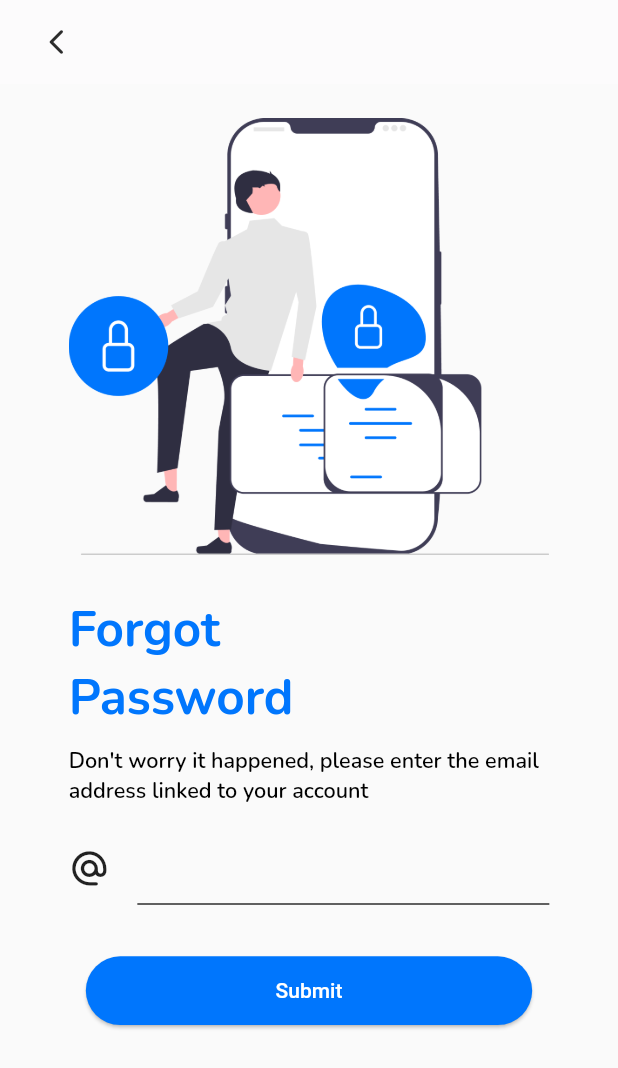
After one commit to rhenaldariendra/Pubsconnect-Android, a Flutter app: the screen it shows after launch, after a tap on "Get Started", after a tap on "Forgot Password?", on a phone screen of 412 x 824 dp. The commit adds this screen. Shown: the top 1068 px of the screen. Run offline on Flutter 3.47's test engine with Material 2 defaults, Android fonts, the phone set to English and light mode, and no system bars; our stand-ins replace cloud_firestore, firebase_auth, firebase_core, flutter_screenutil, geolocator; accounts and stored records are empty; network calls fail.

Commit message:
forgot passwrod function, dialog error, success, confirmation

```diff
--- /dev/null
+++ b/lib/auth/forgot_password.dart
@@ -0,0 +1,133 @@
+import 'package:firebase_auth/firebase_auth.dart';
+import 'package:flutter/material.dart';
+import 'package:flutter/src/widgets/framework.dart';
+import 'package:flutter/src/widgets/placeholder.dart';
+import 'package:flutter_screenutil/flutter_screenutil.dart';
+import 'package:thesis_pubsconnect/auth/signin.dart';
+import 'package:thesis_pubsconnect/component/dialog_alert.dart';
+import 'package:thesis_pubsconnect/component/dialog_success.dart';
+import 'package:thesis_pubsconnect/component/text_field_with_logo.dart';
+
+class ForgotPassword extends StatefulWidget {
+  const ForgotPassword({super.key});
+
+  @override
+  State<ForgotPassword> createState() => _ForgotPasswordState();
+}
+
+class _ForgotPasswordState extends State<ForgotPassword> {
+  CustomTextFieldLogo email = CustomTextFieldLogo(iconPath: Icons.alternate_email_rounded);
+
+  Future submitPasswordChange() async {
+    try {
+      await FirebaseAuth.instance.sendPasswordResetEmail(email: email.getText().trim());
+      // ignore: use_build_context_synchronously
+      showDialog(
+        context: context,
+        builder: (context) {
+          return DialogSuccess(
+            destination: const SignIn(),
+            imagePath: 'assets/images/image_5.png',
+            message: 'Password reset request has been sent to email ${email.getText().trim()}',
+          );
+        },
+      );
+    } on FirebaseAuthException catch (e) {
+      print(e);
+      showDialog(
+        context: context,
+        builder: (context) {
+          return DialogAlert(
+            ctx: context,
+            placeholder: 'Invalid email, no user record with email ${email.getText().trim()}',
+            imagePath: 'assets/images/exit.png',
+          );
+        },
+      );
+    }
+  }
+
+  @override
+  Widget build(BuildContext context) {
+    return Scaffold(
+      appBar: AppBar(
+        centerTitle: true,
+        surfaceTintColor: Colors.transparent,
+        backgroundColor: const Color.fromRGBO(252, 251, 252, 1),
+        leading: Builder(
+          builder: (context) => IconButton(
+            onPressed: () => Navigator.of(context).pop(),
+            icon: Container(
+              margin: EdgeInsets.only(left: 17.w),
+              child: const Icon(
+                Icons.arrow_back_ios_new_rounded,
+                size: 20,
+                weight: 10,
+              ),
+            ),
+          ),
+        ),
+      ),
+      body: ListView(
+        shrinkWrap: true,
+        padding: EdgeInsets.symmetric(horizontal: 40.w),
+        children: [
+          Column(
+            crossAxisAlignment: CrossAxisAlignment.start,
+            children: [
+              Container(
+                margin: EdgeInsets.only(top: 20.w),
+                child: Image.asset(
+                  'assets/images/image_4.png',
+                  // width: 276.w,
+                ),
+              ),
+              SizedBox(
+                height: 24.w,
+              ),
+              SizedBox(
+                width: 150.w,
+                child: Text(
+                  'Forgot Password',
+                  style: TextStyle(
+                    fontFamily: 'Nunito',
+                    fontWeight: FontWeight.w700,
+                    fontSize: 32.sp,
+                    color: Theme.of(context).colorScheme.primary,
+                  ),
+                ),
+              ),
+              SizedBox(
+                height: 8.w,
+              ),
+              Text(
+                "Don't worry it happened, please enter the email address linked to your account",
+                style: Theme.of(context).textTheme.labelSmall,
+              ),
+              SizedBox(
+                height: 16.w,
+              ),
+            ],
+          ),
+          email,
+          SizedBox(
+            height: 30.w,
+          ),
+          Center(
+            child: Container(
+              width: 260.w,
+              height: 40.w,
+              child: ElevatedButton(
+                onPressed: submitPasswordChange,
+                style: ElevatedButton.styleFrom(
+                  padding: EdgeInsets.zero,
+                ),
+                child: Text('Submit'),
+              ),
+            ),
+          ),
+        ],
+      ),
+    );
+  }
+}
--- a/lib/auth/signin.dart
+++ b/lib/auth/signin.dart
@@ -1,6 +1,7 @@
 import 'package:flutter/material.dart';
 import 'package:flutter_screenutil/flutter_screenutil.dart';
 import 'package:thesis_pubsconnect/component/sign_form.dart';
+import 'package:thesis_pubsconnect/component/text_field.dart';
 
 class SignIn extends StatelessWidget {
   const SignIn({super.key});
--- a/lib/component/dialog_alert.dart
+++ b/lib/component/dialog_alert.dart
@@ -48,6 +48,7 @@ class DialogAlert extends StatelessWidget {
               shape: RoundedRectangleBorder(
                 borderRadius: BorderRadius.circular(7.w),
               ),
+              backgroundColor: Theme.of(context).colorScheme.error,
             ),
             onPressed: () {
               Navigator.pop(ctx);
--- a/lib/component/sidebar.dart
+++ b/lib/component/sidebar.dart
@@ -58,7 +58,7 @@ class _SidebarrState extends State<Sidebarr> {
     SessionProvider sessionProvider = Provider.of<SessionProvider>(context, listen: false);
     print('Logout');
     sessionProvider.clearSession();
-    Navigator.push(
+    Navigator.pushReplacement(
       context,
       MaterialPageRoute(builder: (context) => const SignIn()),
     );
--- a/lib/component/sign_form.dart
+++ b/lib/component/sign_form.dart
@@ -2,6 +2,7 @@ import 'package:firebase_auth/firebase_auth.dart';
 import 'package:flutter/material.dart';
 import 'package:flutter_screenutil/flutter_screenutil.dart';
 import 'package:provider/provider.dart';
+import 'package:thesis_pubsconnect/auth/forgot_password.dart';
 import 'package:thesis_pubsconnect/auth/signin.dart';
 import 'package:thesis_pubsconnect/auth/signup.dart';
 import 'package:thesis_pubsconnect/component/dialog_alert.dart';
@@ -44,25 +45,39 @@ class _SignFormState extends State<SignForm> {
     String phoneText = phone.getText();
     bool checkError = false;
 
-    String placeholder = 'Please make sure you enter a valid';
+    String placeholder = 'Please make sure you enter all fields available';
 
     if (emailText.trim().isEmpty) {
       checkError = true;
-      placeholder += ' email';
+      // placeholder += ' email';
     }
     if (nameText.trim().isEmpty) {
-      if (checkError == true) {
-        placeholder += ',';
-      }
+      // if (checkError == true) {
+      //   placeholder += ',';
+      // }
       checkError = true;
-      placeholder += ' name';
+      // placeholder += ' name';
     }
     if (passwordText.trim().isEmpty) {
-      if (checkError == true) {
-        placeholder += ',';
-      }
+      // if (checkError == true) {
+      //   placeholder += ',';
+      // }
       checkError = true;
-      placeholder += ' password';
+      // placeholder += ' password';
+    }
+    if (genderText.trim().isEmpty) {
+      // if (checkError == true) {
+      //   placeholder += ',';
+      // }
+      checkError = true;
+      // placeholder += ' password';
+    }
+    if (phoneText.trim().isEmpty) {
+      // if (checkError == true) {
+      //   placeholder += ',';
+      // }
+      checkError = true;
+      // placeholder += ' password';
     }
 
     if (checkError) {
@@ -106,12 +121,12 @@ class _SignFormState extends State<SignForm> {
         sessionProvider.setUser(userModels);
         Navigator.push(context, MaterialPageRoute(builder: (context) => const HomeScreen()));
       }
-    } catch (error) {
+    } on FirebaseAuthException catch (error) {
       showDialog(
         context: context,
         builder: (ctx) => DialogAlert(
           ctx: ctx,
-          placeholder: error,
+          placeholder: error.message.toString(),
           imagePath: 'assets/images/exit.png',
         ),
       );
@@ -347,12 +362,18 @@ class _SignFormState extends State<SignForm> {
         email,
         password,
         Container(
-          margin: EdgeInsets.only(top: 16.w, bottom: 24.w),
+          margin: EdgeInsets.only(bottom: 10.w),
           width: double.infinity,
           alignment: Alignment.centerRight,
-          child: Text(
-            'Forgot Password?',
-            style: Theme.of(context).textTheme.headlineSmall,
+          child: TextButton(
+            onPressed: () {
+              Navigator.of(context).push(MaterialPageRoute(builder: (ctx) => ForgotPassword()));
+            },
+            style: TextButton.styleFrom(
+              padding: EdgeInsets.zero,
+              textStyle: Theme.of(context).textTheme.headlineSmall,
+            ),
+            child: const Text('Forgot Password?'),
           ),
         ),
         Container(
@@ -385,7 +406,6 @@ class _SignFormState extends State<SignForm> {
                   ),
                   TextButton(
                     onPressed: () {
-                      // Navigator.of(context).pop();
                       Navigator.of(context).pushReplacement(MaterialPageRoute(builder: (ctx) => const SignUp()));
                     },
                     child: Text(
--- /dev/null
+++ b/lib/component/text_field_with_logo.dart
@@ -0,0 +1,46 @@
+import 'package:flutter/material.dart';
+import 'package:flutter/src/widgets/framework.dart';
+import 'package:flutter/src/widgets/placeholder.dart';
+import 'package:flutter_screenutil/flutter_screenutil.dart';
+
+class CustomTextFieldLogo extends StatefulWidget {
+  final _fieldController = TextEditingController();
+  final IconData iconPath;
+  CustomTextFieldLogo({super.key, required this.iconPath});
+
+  @override
+  State<CustomTextFieldLogo> createState() => _CustomTextFieldLogoState();
+
+  String getText() {
+    return _fieldController.text;
+  }
+}
+
+class _CustomTextFieldLogoState extends State<CustomTextFieldLogo> {
+  @override
+  Widget build(BuildContext context) {
+    return Row(
+      crossAxisAlignment: CrossAxisAlignment.center,
+      children: [
+        Icon(
+          widget.iconPath,
+          // Icons.alternate_email_rounded
+          size: 24.w,
+        ),
+        SizedBox(
+          width: 16.w,
+        ),
+        Expanded(
+          child: TextField(
+            controller: widget._fieldController,
+            style: TextStyle(
+              fontSize: 16.sp,
+              fontFamily: 'PlusJakartaSans',
+              fontWeight: FontWeight.w600,
+            ),
+          ),
+        ),
+      ],
+    );
+  }
+}
--- a/pubspec.yaml
+++ b/pubspec.yaml
@@ -72,6 +72,8 @@ flutter:
     - assets/images/image_1.png
     - assets/images/image_2.png
     - assets/images/image_3.png
+    - assets/images/image_4.png
+    - assets/images/image_5.png
     - assets/images/male.png
     - assets/images/female.png
     - assets/images/mrt.png
```
Also changed, not shown: lib/component/dialog_success.dart (added, +66 -0 lines), assets/images/image_4.png (added), assets/images/image_5.png (added), lib/component/dialong_confirmation.dart (added).
